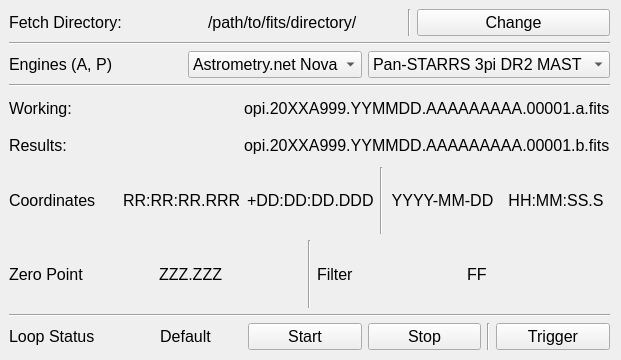
Before: the Qt Designer form src/opihiexarata/gui/qtui/automatic.ui in psmd-iberutaru/OpihiExarata, drawn with Qt 5.
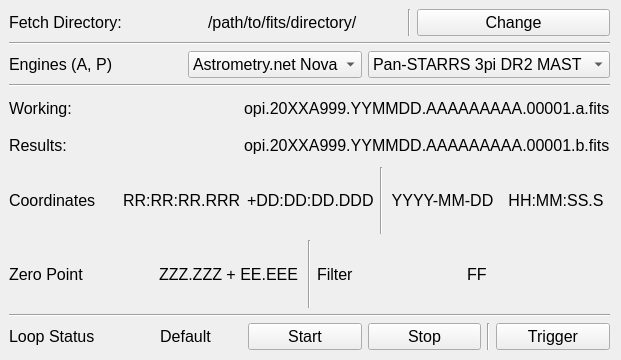
After: the same form once the commit is applied.

Diff of the .ui file:
```diff
--- a/src/opihiexarata/gui/qtui/automatic.ui
+++ b/src/opihiexarata/gui/qtui/automatic.ui
@@ -314,7 +314,7 @@
           </font>
          </property>
          <property name="text">
-          <string>ZZZ.ZZZ</string>
+          <string>ZZZ.ZZZ + EE.EEE</string>
          </property>
         </widget>
        </item>
```
